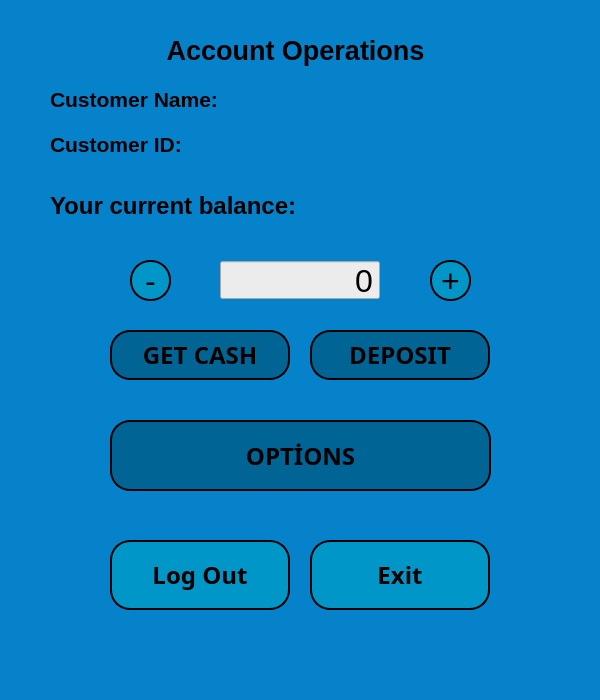
melikkekaya/BankingApp_SQL, file customer_main_window.ui: the form before one commit.
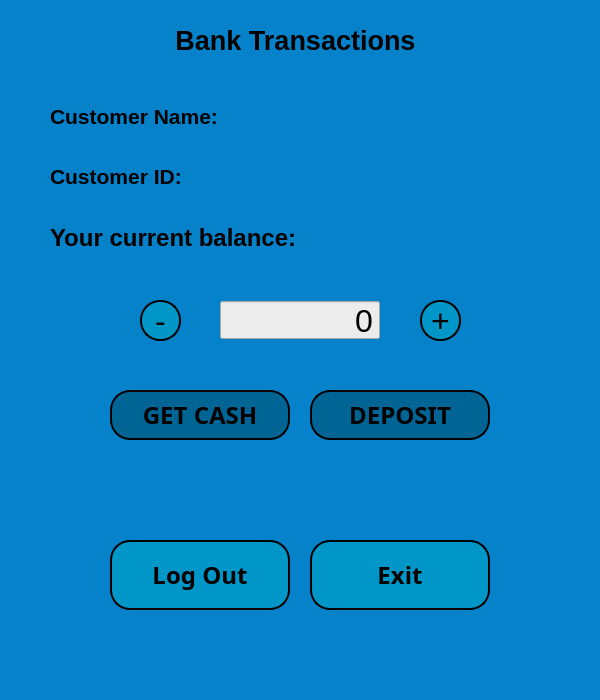
The form after the commit.

Diff of the .ui file:
```diff
--- a/customer_main_window.ui
+++ b/customer_main_window.ui
@@ -47,7 +47,7 @@
       <x>50</x>
       <y>10</y>
       <width>491</width>
-      <height>81</height>
+      <height>61</height>
      </rect>
     </property>
     <property name="font">
@@ -59,7 +59,7 @@
      </font>
     </property>
     <property name="text">
-     <string>Account Operations</string>
+     <string>Bank Transactions</string>
     </property>
     <property name="alignment">
      <set>Qt::AlignCenter</set>
@@ -69,7 +69,7 @@
     <property name="geometry">
      <rect>
       <x>110</x>
-      <y>330</y>
+      <y>390</y>
       <width>180</width>
       <height>50</height>
      </rect>
@@ -215,7 +215,7 @@
     <property name="geometry">
      <rect>
       <x>310</x>
-      <y>330</y>
+      <y>390</y>
       <width>180</width>
       <height>50</height>
      </rect>
@@ -260,8 +260,8 @@
    <widget class="QPushButton" name="csmainwdw_btn_moneyup">
     <property name="geometry">
      <rect>
-      <x>430</x>
-      <y>260</y>
+      <x>420</x>
+      <y>300</y>
       <width>41</width>
       <height>41</height>
      </rect>
@@ -301,8 +301,8 @@
    <widget class="QPushButton" name="csmainwdw_btn_moneydown">
     <property name="geometry">
      <rect>
-      <x>130</x>
-      <y>260</y>
+      <x>140</x>
+      <y>300</y>
       <width>41</width>
       <height>41</height>
      </rect>
@@ -337,7 +337,7 @@
     <property name="geometry">
      <rect>
       <x>220</x>
-      <y>260</y>
+      <y>300</y>
       <width>160</width>
       <height>40</height>
      </rect>
@@ -387,7 +387,7 @@
     <property name="geometry">
      <rect>
       <x>50</x>
-      <y>390</y>
+      <y>470</y>
       <width>501</width>
       <height>33</height>
      </rect>
@@ -410,187 +410,130 @@
      <set>Qt::AlignCenter</set>
     </property>
    </widget>
-   <widget class="QWidget" name="layoutWidget">
+   <widget class="QLabel" name="csmainwdw_lbl_CSname_show">
     <property name="geometry">
      <rect>
+      <x>294</x>
+      <y>100</y>
+      <width>228</width>
+      <height>33</height>
+     </rect>
+    </property>
+    <property name="font">
+     <font>
+      <family>Arial</family>
+      <pointsize>16</pointsize>
+      <weight>75</weight>
+      <bold>true</bold>
+     </font>
+    </property>
+    <property name="text">
+     <string/>
+    </property>
+   </widget>
+   <widget class="QLabel" name="csmainwdw_lbl_CSID_show">
+    <property name="geometry">
+     <rect>
+      <x>294</x>
+      <y>160</y>
+      <width>228</width>
+      <height>33</height>
+     </rect>
+    </property>
+    <property name="font">
+     <font>
+      <family>Arial</family>
+      <pointsize>16</pointsize>
+      <weight>75</weight>
+      <bold>true</bold>
+     </font>
+    </property>
+    <property name="text">
+     <string/>
+    </property>
+   </widget>
+   <widget class="QLabel" name="csmainwdw_lbl_balanceshow">
+    <property name="geometry">
+     <rect>
+      <x>404</x>
+      <y>220</y>
+      <width>180</width>
+      <height>33</height>
+     </rect>
+    </property>
+    <property name="font">
+     <font>
+      <family>Arial</family>
+      <pointsize>16</pointsize>
+      <weight>75</weight>
+      <bold>true</bold>
+     </font>
+    </property>
+    <property name="text">
+     <string/>
+    </property>
+   </widget>
+   <widget class="QLabel" name="csmainwdw_lbl_CSID_heading">
+    <property name="geometry">
+     <rect>
       <x>50</x>
-      <y>80</y>
-      <width>491</width>
-      <height>83</height>
+      <y>160</y>
+      <width>182</width>
+      <height>33</height>
      </rect>
     </property>
-    <layout class="QHBoxLayout" name="horizontalLayout">
-     <item>
-      <layout class="QVBoxLayout" name="verticalLayout">
-       <item>
-        <widget class="QLabel" name="csmainwdw_lbl_CSname_heading">
-         <property name="font">
-          <font>
-           <family>MS Shell Dlg 2</family>
-           <pointsize>16</pointsize>
-           <weight>75</weight>
-           <bold>true</bold>
-          </font>
-         </property>
-         <property name="text">
-          <string>Customer Name:</string>
-         </property>
-        </widget>
-       </item>
-       <item>
-        <widget class="QLabel" name="csmainwdw_lbl_CSID_heading">
-         <property name="font">
-          <font>
-           <family>MS Shell Dlg 2</family>
-           <pointsize>16</pointsize>
-           <weight>75</weight>
-           <bold>true</bold>
-          </font>
-         </property>
-         <property name="text">
-          <string>Customer ID:</string>
-         </property>
-        </widget>
-       </item>
-      </layout>
-     </item>
-     <item>
-      <layout class="QVBoxLayout" name="verticalLayout_2">
-       <item>
-        <widget class="QLabel" name="csmainwdw_lbl_CSname_show">
-         <property name="font">
-          <font>
-           <family>MS Shell Dlg 2</family>
-           <pointsize>14</pointsize>
-           <weight>50</weight>
-           <italic>false</italic>
-           <bold>false</bold>
-          </font>
-         </property>
-         <property name="styleSheet">
-          <string notr="true">font: 14pt &quot;MS Shell Dlg 2&quot;;</string>
-         </property>
-         <property name="text">
-          <string/>
-         </property>
-         <property name="scaledContents">
-          <bool>false</bool>
-         </property>
-         <property name="alignment">
-          <set>Qt::AlignRight|Qt::AlignTrailing|Qt::AlignVCenter</set>
-         </property>
-        </widget>
-       </item>
-       <item>
-        <widget class="QLabel" name="csmainwdw_lbl_CSID_show">
-         <property name="font">
-          <font>
-           <family>MS Shell Dlg 2</family>
-           <pointsize>14</pointsize>
-           <weight>50</weight>
-           <italic>false</italic>
-           <bold>false</bold>
-          </font>
-         </property>
-         <property name="styleSheet">
-          <string notr="true">font: 14pt &quot;MS Shell Dlg 2&quot;;</string>
-         </property>
-         <property name="text">
-          <string/>
-         </property>
-         <property name="scaledContents">
-          <bool>false</bool>
-         </property>
-         <property name="alignment">
-          <set>Qt::AlignRight|Qt::AlignTrailing|Qt::AlignVCenter</set>
-         </property>
-        </widget>
-       </item>
-      </layout>
-     </item>
-    </layout>
+    <property name="font">
+     <font>
+      <family>MS Shell Dlg 2</family>
+      <pointsize>16</pointsize>
+      <weight>75</weight>
+      <bold>true</bold>
+     </font>
+    </property>
+    <property name="text">
+     <string>Customer ID:</string>
+    </property>
    </widget>
-   <widget class="QWidget" name="layoutWidget">
+   <widget class="QLabel" name="csmainwdw_lbl_CSname_heading">
     <property name="geometry">
      <rect>
       <x>50</x>
-      <y>180</y>
-      <width>491</width>
-      <height>51</height>
+      <y>100</y>
+      <width>228</width>
+      <height>33</height>
      </rect>
     </property>
-    <layout class="QHBoxLayout" name="horizontalLayout_2">
-     <item>
-      <widget class="QLabel" name="csmainwdw_lbl_balanceheading">
-       <property name="font">
-        <font>
-         <family>.AppleSystemUIFont</family>
-         <pointsize>18</pointsize>
-         <weight>75</weight>
-         <bold>true</bold>
-        </font>
-       </property>
-       <property name="text">
-        <string>Your current balance:</string>
-       </property>
-      </widget>
-     </item>
-     <item>
-      <widget class="QLabel" name="csmainwdw_lbl_balanceshow">
-       <property name="font">
-        <font>
-         <pointsize>18</pointsize>
-        </font>
-       </property>
-       <property name="styleSheet">
-        <string notr="true">color: rgb(0, 0, 0);
-</string>
-       </property>
-       <property name="text">
-        <string/>
-       </property>
-       <property name="textFormat">
-        <enum>Qt::AutoText</enum>
-       </property>
-       <property name="alignment">
-        <set>Qt::AlignRight|Qt::AlignTrailing|Qt::AlignVCenter</set>
-       </property>
-      </widget>
-     </item>
-    </layout>
+    <property name="font">
+     <font>
+      <family>MS Shell Dlg 2</family>
+      <pointsize>16</pointsize>
+      <weight>75</weight>
+      <bold>true</bold>
+     </font>
+    </property>
+    <property name="text">
+     <string>Customer Name:</string>
+    </property>
    </widget>
-   <widget class="QPushButton" name="csmainwdw_btn_option">
+   <widget class="QLabel" name="csmainwdw_lbl_balanceheading">
     <property name="geometry">
      <rect>
-      <x>110</x>
-      <y>420</y>
-      <width>381</width>
-      <height>71</height>
+      <x>50</x>
+      <y>220</y>
+      <width>327</width>
+      <height>36</height>
      </rect>
     </property>
     <property name="font">
      <font>
-      <family>Bahnschrift SemiBold</family>
+      <family>.AppleSystemUIFont</family>
       <pointsize>18</pointsize>
       <weight>75</weight>
       <bold>true</bold>
      </font>
     </property>
-    <property name="styleSheet">
-     <string notr="true">QPushButton{
-	background-color: rgb(0, 100, 148);
-
-border:2px solid rgb(0, 150, 199);
-border-radius:20px;
-border-color:black;
-}
-QPushButton:hover {
-     background-color: rgb(202, 240, 248);
-     border:2px solid rgb(0, 150, 199);
-}</string>
-    </property>
     <property name="text">
-     <string>OPTİONS</string>
+     <string>Your current balance:</string>
     </property>
    </widget>
   </widget>
```
